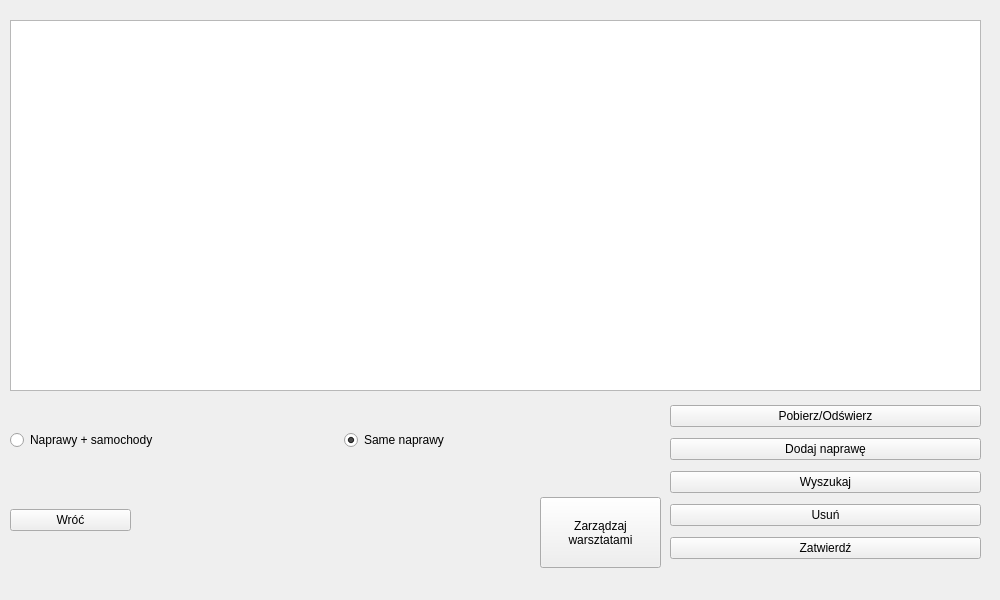
First picture: the form in przegladarkiRozlaczne/naprawy.ui, repository margap1998/Bazy-danych-taxi, before the edit.
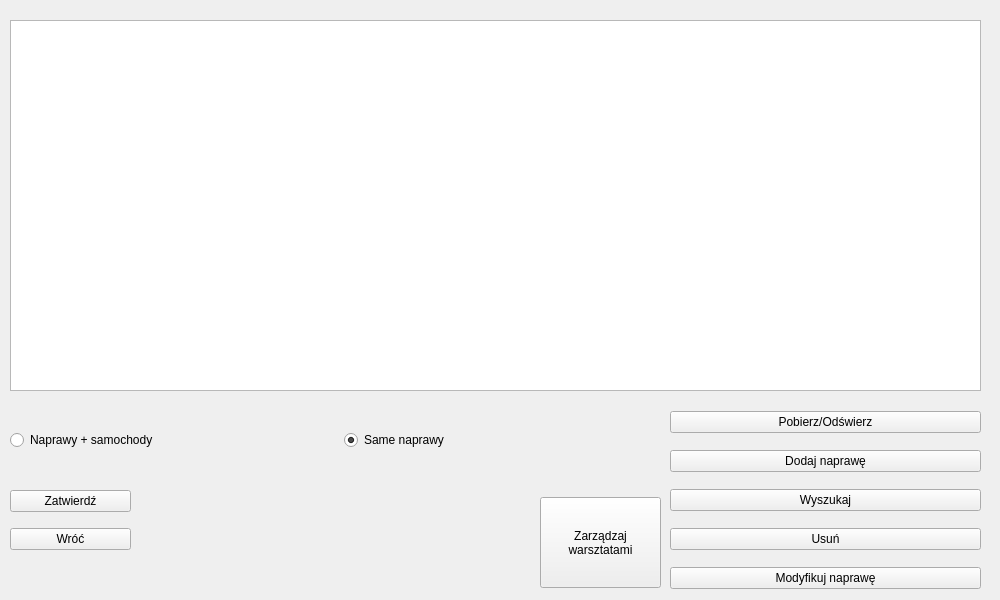
Second picture: the form after the edit.

```diff
--- a/przegladarkiRozlaczne/naprawy.ui
+++ b/przegladarkiRozlaczne/naprawy.ui
@@ -35,6 +35,13 @@
     </rect>
    </property>
    <layout class="QVBoxLayout" name="verticalLayout_3">
+    <item>
+     <widget class="QPushButton" name="ZatwierdzButton_2">
+      <property name="text">
+       <string>Zatwierdź</string>
+      </property>
+     </widget>
+    </item>
     <item>
      <widget class="QPushButton" name="WrocButton_2">
       <property name="text">
@@ -60,7 +67,7 @@
      <x>670</x>
      <y>400</y>
      <width>311</width>
-     <height>166</height>
+     <height>200</height>
     </rect>
    </property>
    <layout class="QVBoxLayout" name="verticalLayout_4">
@@ -93,9 +100,9 @@
      </widget>
     </item>
     <item>
-     <widget class="QPushButton" name="ZatwierdzButton_2">
+     <widget class="QPushButton" name="modyfikuj">
       <property name="text">
-       <string>Zatwierdź</string>
+       <string>Modyfikuj naprawę</string>
       </property>
      </widget>
     </item>
@@ -136,7 +143,7 @@
      <x>540</x>
      <y>497</y>
      <width>121</width>
-     <height>71</height>
+     <height>91</height>
     </rect>
    </property>
    <property name="sizePolicy">
```
